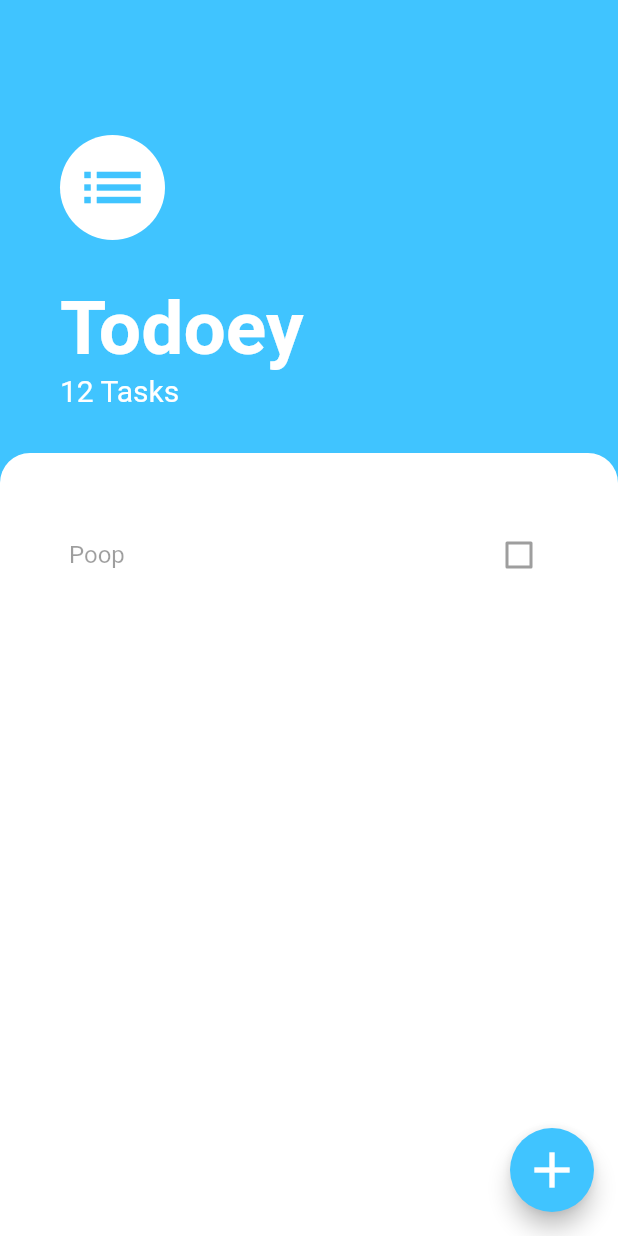
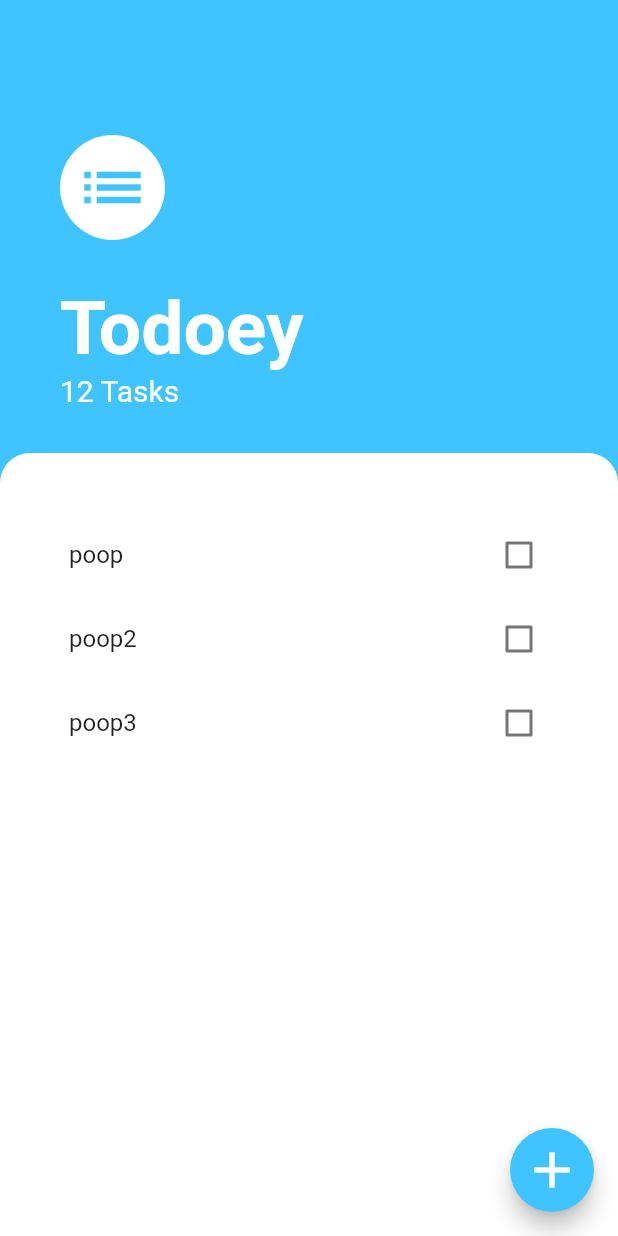
Before and after one commit to delhierrodiego/Todoey, a Flutter app: the screen it shows after launch, on a phone screen of 412 x 824 dp. Run offline on Flutter 3.47's test engine with Material 2 defaults, Android fonts, the phone set to English and light mode, and no system bars.

Commit message:
Tasks and checkbox working

```diff
--- /dev/null
+++ b/lib/models/task.dart
@@ -0,0 +1,8 @@
+class Task {
+  final String name;
+  bool isDone;
+  Task({required this.name, this.isDone = false});
+  void toggleDone() {
+    isDone = !isDone;
+  }
+}
--- a/lib/screens/tasks_screen.dart
+++ b/lib/screens/tasks_screen.dart
@@ -3,6 +3,8 @@ import 'package:todoey_flutter/widgets/tasks_list.dart';
 import 'add_task_screen.dart';
 
 class TasksScreen extends StatelessWidget {
+  final List<String> tasks = [];
+  final List<String> completedTasks = [];
   @override
   Widget build(BuildContext context) {
     return Scaffold(
--- a/lib/widgets/tasks_list.dart
+++ b/lib/widgets/tasks_list.dart
@@ -1,11 +1,33 @@
 import 'package:flutter/material.dart';
 import 'tasks_tile.dart';
+import 'package:todoey_flutter/models/task.dart';
 
-class TasksList extends StatelessWidget {
+class TasksList extends StatefulWidget {
+  @override
+  _TasksListState createState() => _TasksListState();
+}
+
+class _TasksListState extends State<TasksList> {
+  List<Task> tasks = [
+    Task(name: 'poop'),
+    Task(name: 'poop2'),
+    Task(name: 'poop3'),
+  ];
   @override
   Widget build(BuildContext context) {
-    return ListView(children: [
-      TaskTile(),
-    ]);
+    return ListView.builder(
+      itemBuilder: (context, index) {
+        return TaskTile(
+          title: tasks[index].name,
+          isChecked: tasks[index].isDone,
+          checkboxCallback: (bool checkboxState) {
+            setState(() {
+              tasks[index].toggleDone();
+            });
+          },
+        );
+      },
+      itemCount: tasks.length,
+    );
   }
 }
--- a/lib/widgets/tasks_tile.dart
+++ b/lib/widgets/tasks_tile.dart
@@ -1,13 +1,27 @@
 import 'package:flutter/material.dart';
 
 class TaskTile extends StatelessWidget {
+  TaskTile(
+      {required this.title,
+      required this.isChecked,
+      required this.checkboxCallback});
+  final String title;
+  final bool isChecked;
+  final Function checkboxCallback;
   @override
   Widget build(BuildContext context) {
     return CheckboxListTile(
-      title: Text('Poop'),
-      value: false,
+      title: Text(
+        title,
+        style: TextStyle(
+            decoration: isChecked ? TextDecoration.lineThrough : null,
+            fontWeight: isChecked ? FontWeight.bold : FontWeight.normal),
+      ),
+      value: isChecked,
       controlAffinity: ListTileControlAffinity.trailing,
-      onChanged: null,
+      onChanged: (newValue) {
+        checkboxCallback(newValue);
+      },
     );
   }
 }
```
